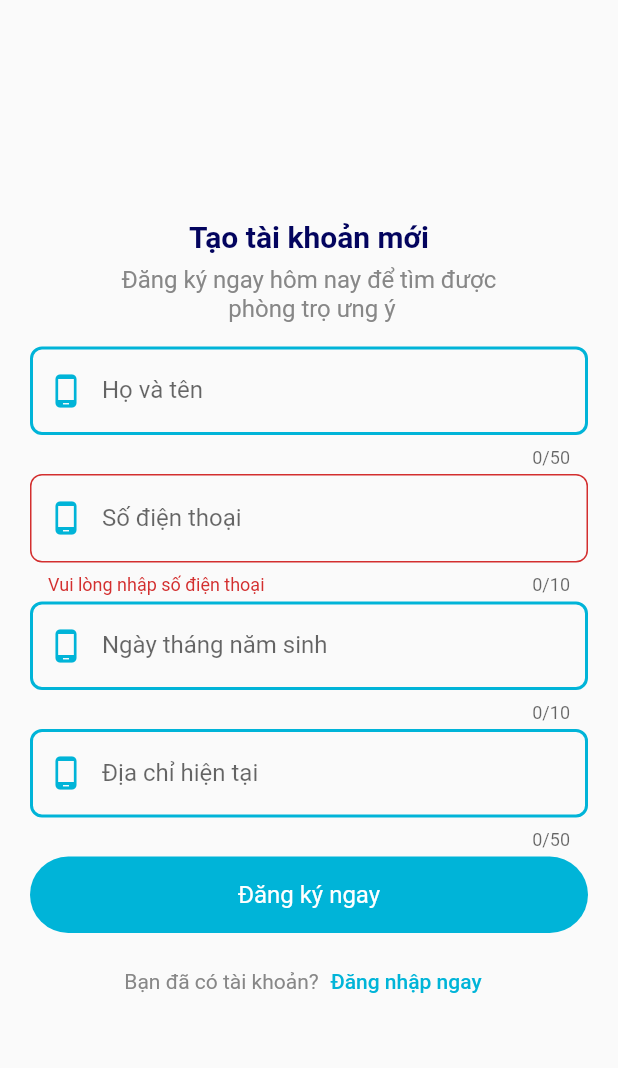
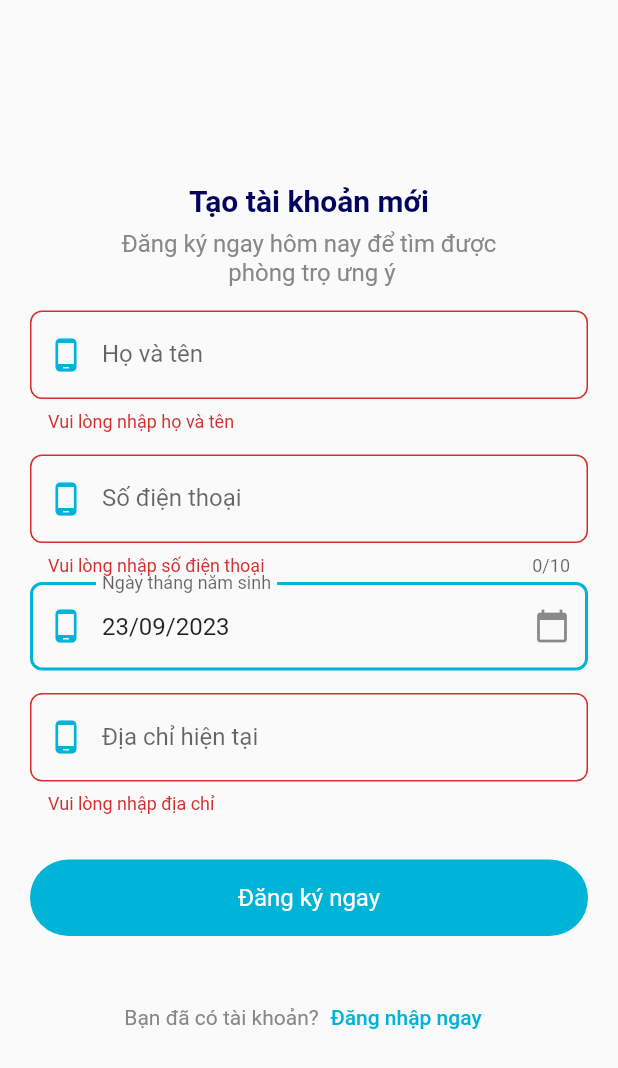
Before and after one commit to nhubaole/smart-rent, a Flutter app: the screen it shows after launch, after a tap on "Đăng ký ngay", on a phone screen of 412 x 824 dp. Shown: the top 1068 px of the screen. Run offline on Flutter 3.47's test engine with Material 2 defaults, Android fonts, the phone set to English and light mode, and no system bars; our stand-ins replace cloud_firestore, firebase_auth, firebase_core, flutter_svg, freezed_annotation, get and 3 more; accounts and stored records are empty.

Commit message:
add signup

```diff
--- a/lib/core/model/account/Account.dart
+++ b/lib/core/model/account/Account.dart
@@ -16,6 +16,7 @@ class Account with _$Account {
     required bool sex,
     required int age,
     required DateTime? dateOfBirth,
+    required DateTime? dateOfCreate,
     @Default('user@one.com') String email,
     @Default(false) bool? verified,
     @Default(false) bool? isOnline,
--- /dev/null
+++ b/lib/core/model/values/listProvinceVietNam.dart
@@ -0,0 +1,65 @@
+List<String> provinces = [
+  'An Giang',
+  'Bà Rịa-Vũng Tàu',
+  'Bắc Giang',
+  'Bắc Kạn',
+  'Bạc Liêu',
+  'Bắc Ninh',
+  'Bến Tre',
+  'Bình Định',
+  'Bình Dương',
+  'Bình Phước',
+  'Bình Thuận',
+  'Cà Mau',
+  'Cao Bằng',
+  'Đắk Lắk',
+  'Đắk Nông',
+  'Điện Biên',
+  'Đồng Nai',
+  'Đồng Tháp',
+  'Gia Lai',
+  'Hà Giang',
+  'Hà Nam',
+  'Hà Tĩnh',
+  'Hải Dương',
+  'Hải Phòng', // Municipality
+  'Hậu Giang',
+  'Hòa Bình',
+  'Hưng Yên',
+  'Khánh Hòa',
+  'Kiên Giang',
+  'Kon Tum',
+  'Lai Châu',
+  'Lâm Đồng',
+  'Lạng Sơn',
+  'Lào Cai',
+  'Long An',
+  'Nam Định',
+  'Nghệ An',
+  'Ninh Bình',
+  'Ninh Thuận',
+  'Phú Thọ',
+  'Phú Yên',
+  'Quảng Bình',
+  'Quảng Nam',
+  'Quảng Ngãi',
+  'Quảng Ninh',
+  'Quảng Trị',
+  'Sóc Trăng',
+  'Sơn La',
+  'Tây Ninh',
+  'Thái Bình',
+  'Thái Nguyên',
+  'Thanh Hóa',
+  'Thừa Thiên-Huế',
+  'Tiền Giang',
+  'Trà Vinh',
+  'Tuyên Quang',
+  'Vĩnh Long',
+  'Vĩnh Phúc',
+  'Yên Bái',
+  'Cần Thơ', // Municipality
+  'Đà Nẵng', // Municipality
+  'Hà Nội', // Municipality
+  'Hồ Chí Minh City', // Municipality
+];
--- a/lib/core/resources/firestore_methods.dart
+++ b/lib/core/resources/firestore_methods.dart
@@ -12,11 +12,12 @@ class FireStoreMethods {
       if (_auth.currentUser == null) {
         return 'Không thể đăng ký';
       }
+
       await _firestore
           .collection('accounts')
           .doc(_auth.currentUser!.uid)
           .set(account.toJson());
-      print(account.toJson());
+
       res = 'success';
     } catch (e) {
       res = e.toString();
--- /dev/null
+++ b/lib/core/widget/date_input_form_field.dart
@@ -0,0 +1,89 @@
+import 'package:flutter/material.dart';
+
+class DateInputField extends StatefulWidget {
+  final TextEditingController textEditingController;
+  final String labelText;
+  final String hintText;
+  final IconData icon;
+  final ValueChanged<DateTime> onDateSelected;
+  final double borderWidth;
+  final Color borderColor;
+  final BorderRadius borderRadius;
+  String? Function(String?) onValidate;
+
+  DateInputField({
+    required this.textEditingController,
+    required this.labelText,
+    required this.hintText,
+    required this.icon,
+    required this.onDateSelected,
+    required this.borderColor,
+    required this.borderWidth,
+    required this.borderRadius,
+    required this.onValidate,
+  });
+
+  @override
+  _DateInputFieldState createState() => _DateInputFieldState();
+}
+
+class _DateInputFieldState extends State<DateInputField> {
+  Future<void> _selectDate(BuildContext context) async {
+    final DateTime? picked = await showDatePicker(
+      context: context,
+      initialDate: DateTime.now(),
+      firstDate: DateTime(1900),
+      lastDate: DateTime(3000),
+    );
+
+    if (picked != null && picked != widget.textEditingController.text) {
+      widget.textEditingController.text =
+          "${picked.day}/${picked.month}/${picked.year}";
+      widget.onDateSelected(picked);
+    }
+  }
+
+  @override
+  Widget build(BuildContext context) {
+    return TextFormField(
+      validator: widget.onValidate,
+      readOnly: true,
+      controller: widget.textEditingController,
+      decoration: InputDecoration(
+        focusColor: widget.borderColor,
+        fillColor: widget.borderColor,
+        hoverColor: widget.borderColor,
+        iconColor: widget.borderColor,
+        prefixIconColor: widget.borderColor,
+        labelText: widget.labelText,
+        hintText: widget.hintText,
+        border: OutlineInputBorder(
+          borderRadius: widget.borderRadius,
+          borderSide: BorderSide(
+            color: widget.borderColor,
+            width: widget.borderWidth,
+          ),
+        ),
+        focusedBorder: OutlineInputBorder(
+          borderRadius: widget.borderRadius,
+          borderSide: BorderSide(
+            color: widget.borderColor,
+            width: widget.borderWidth,
+          ),
+        ),
+        enabledBorder: OutlineInputBorder(
+          borderRadius: widget.borderRadius,
+          borderSide: BorderSide(
+            color: widget.borderColor,
+            width: widget.borderWidth,
+          ),
+        ),
+        prefixIcon: Icon(widget.icon),
+        suffixIcon: IconButton(
+          icon: Icon(Icons.calendar_today),
+          onPressed: () => _selectDate(context),
+        ),
+      ),
+    );
+  }
+}
--- a/lib/core/widget/text_form_field_input.dart
+++ b/lib/core/widget/text_form_field_input.dart
@@ -14,11 +14,11 @@ class TextFormFieldInput extends StatefulWidget {
   final String? Function(String?) onValidate;
   final bool autoCorrect;
   final TextCapitalization textCapitalization;
-  final int maxLength;
+  final int? maxLength;
 
   const TextFormFieldInput({
     super.key,
-    required this.maxLength,
+    this.maxLength,
     required this.textEditingController,
     this.isPassword = false,
     required this.labelText,
@@ -42,7 +42,61 @@ class _TextFormFieldInputState extends State<TextFormFieldInput> {
   bool _obscureText = false;
   @override
   Widget build(BuildContext context) {
-    return TextFormField(
+    return widget.maxLength != null
+        ? TextFormField(
+            maxLength: widget.maxLength,
+            onSaved: widget.onSaved,
+            validator: widget.onValidate,
+            controller: widget.textEditingController,
+            decoration: InputDecoration(
+              focusColor: widget.borderColor,
+              fillColor: widget.borderColor,
+              hoverColor: widget.borderColor,
+              iconColor: widget.borderColor,
+              prefixIconColor: widget.borderColor,
+              labelText: widget.labelText,
+              hintText: widget.hintText,
+              border: OutlineInputBorder(
+                borderRadius: widget.borderRadius,
+                borderSide: BorderSide(
+                  color: widget.borderColor,
+                  width: widget.borderWidth,
+                ),
+              ),
+              focusedBorder: OutlineInputBorder(
+                borderRadius: widget.borderRadius,
+                borderSide: BorderSide(
+                  color: widget.borderColor,
+                  width: widget.borderWidth,
+                ),
+              ),
+              enabledBorder: OutlineInputBorder(
+                borderRadius: widget.borderRadius,
+                borderSide: BorderSide(
+                  color: widget.borderColor,
+                  width: widget.borderWidth,
+                ),
+              ),
+              prefixIcon: widget.icon,
+              suffixIcon: widget.isPassword
+                  ? IconButton(
+                      icon: Icon(
+                        _obscureText ? Icons.visibility : Icons.visibility_off,
+                      ),
+                      onPressed: () {
+                        setState(() {
+                          _obscureText = !_obscureText;
+                        });
+                      },
+                    )
+                  : null,
+            ),
+            keyboardType: widget.textInputType,
+            obscureText: widget.isPassword,
+            autocorrect: widget.autoCorrect,
+            textCapitalization: widget.textCapitalization,
+          )
+        : TextFormField(
             maxLength: widget.maxLength,
             onSaved: widget.onSaved,
             validator: widget.onValidate,
--- a/lib/modules/signup/controlllers/sign_up_controllers.dart
+++ b/lib/modules/signup/controlllers/sign_up_controllers.dart
@@ -1,3 +1,4 @@
+import 'package:cloud_firestore/cloud_firestore.dart';
 import 'package:flutter/material.dart';
 import 'package:get/get.dart';
 import 'package:smart_rent/core/resources/auth_methods.dart';
@@ -21,7 +22,30 @@ class SignUpController extends GetxController {
   }
 
   //Get phoneNo from user (Screen) and pass it to Auth Repository for Firebase Authentication
-  void phoneAuthentication(String phoneNumber) {
+  void phoneAuthentication(String phoneNumber) async {
+    await checkExistPhoneNumber(phoneNumber);
     AuthMethods.instance.phoneAuthentication(phoneNumber);
   }
+
+  bool isDate(String str) {
+    try {
+      DateTime.tryParse(str);
+      return true;
+    } catch (e) {
+      return false;
+    }
+  }
+
+  Future<bool> checkExistPhoneNumber(String phoneNumber) async {
+    await FirebaseFirestore.instance
+        .collection('accounts')
+        .where('phoneNumber', isEqualTo: phoneNumber)
+        .get()
+        .then((value) {
+      if (value.docs.isNotEmpty) {
+        return true;
+      }
+    });
+    return false;
+  }
 }
--- a/lib/modules/signup/controlllers/sign_up_verify_controller.dart
+++ b/lib/modules/signup/controlllers/sign_up_verify_controller.dart
@@ -25,11 +25,17 @@ class SignUpVerifyController extends GetxController {
           sex: account.sex,
           age: account.age,
           dateOfBirth: account.dateOfBirth,
+          dateOfCreate: DateTime.now(),
         );
         print(currentAccount.toJson());
 
         String result =
             await FireStoreMethods().signUpUserFireStore(currentAccount);
+        print(result);
+        if (result != 'success') {
+          Get.snackbar('Lỗi', result);
+          return;
+        }
       } catch (e) {
         Get.snackbar('Lỗi', e.toString());
       }
--- a/lib/modules/signup/views/sign_up.dart
+++ b/lib/modules/signup/views/sign_up.dart
@@ -1,8 +1,10 @@
 import 'package:flutter/material.dart';
 import 'package:get/get.dart';
+import 'package:intl/intl.dart';
 import 'package:smart_rent/core/model/account/Account.dart';
-import 'package:smart_rent/core/resources/firestore_methods.dart';
+import 'package:smart_rent/core/model/values/listProvinceVietNam.dart';
 import 'package:smart_rent/core/values/app_colors.dart';
+import 'package:smart_rent/core/widget/date_input_form_field.dart';
 import 'package:smart_rent/core/widget/dialog_custom.dart';
 import 'package:smart_rent/core/widget/dialog_otp.dart';
 import 'package:smart_rent/core/widget/text_form_field_input.dart';
@@ -20,9 +22,46 @@ class SignUpScreen extends StatefulWidget {
 class _SignScreenState extends State<SignUpScreen> {
   late Account account;
 
+  void submit(Account account) async {
+    try {
+      bool resQuery = await SignUpController.instance
+          .checkExistPhoneNumber(account.phoneNumber);
+      if (resQuery) {
+        Get.dialog(
+          DialogCustom(
+              onPressed: () {
+                Navigator.of(context).push(
+                    MaterialPageRoute(builder: (ctx) => const SignUpScreen()));
+              },
+              backgroundColor: Colors.white,
+              iconPath: 'assets/images/ic_success.png',
+              title: 'THong Boa',
+              subTitle: 'Dang nhap'),
+        );
+      } else {
+        SignUpController.instance.phoneAuthentication(account.phoneNumber);
+
+        Get.dialog(
+          DialogOTP(
+            onPressed: () {},
+            backgroundColor: primary60,
+            phoneNumber: account.phoneNumber,
+            user: account,
+          ),
+        );
+      }
+    } catch (e) {
+      Get.snackbar('Lỗi', e.toString());
+    }
+  }
+
   @override
   Widget build(BuildContext context) {
     final controller = Get.put(SignUpController());
+    controller.dateOfBirth.text =
+        DateFormat('dd/MM/yyyy').format(DateTime.now()).toString();
+    var dateOfBirth = DateTime.now();
+
     final formKey = GlobalKey<FormState>();
     return Scaffold(
       body: Center(
@@ -64,7 +103,6 @@ class _SignScreenState extends State<SignUpScreen> {
                   mainAxisSize: MainAxisSize.min,
                   children: [
                     TextFormFieldInput(
-                      maxLength: 50,
                       textEditingController: controller.name,
                       labelText: 'Họ và tên',
                       hintText: 'Họ và tên (*)',
@@ -75,13 +113,18 @@ class _SignScreenState extends State<SignUpScreen> {
                       icon: const Icon(Icons.phone_android),
                       onSaved: (newValue) {},
                       onValidate: (value) {
+                        if (value == null ||
+                            value.isEmpty ||
+                            value.length < 6) {
+                          return 'Vui lòng nhập họ và tên';
+                        }
                         return null;
                       },
                       autoCorrect: false,
                       textCapitalization: TextCapitalization.none,
                     ),
                     const SizedBox(
-                      height: 4,
+                      height: 15,
                     ),
                     TextFormFieldInput(
                       maxLength: 10,
@@ -95,7 +138,9 @@ class _SignScreenState extends State<SignUpScreen> {
                       icon: const Icon(Icons.phone_android),
                       onSaved: (newValue) {},
                       onValidate: (value) {
-                        if (value!.isEmpty || value.length < 10) {
+                        if (value == null ||
+                            value.isEmpty ||
+                            value.length < 10) {
                           return 'Vui lòng nhập số điện thoại';
                         }
                         return null;
@@ -106,28 +151,33 @@ class _SignScreenState extends State<SignUpScreen> {
                     const SizedBox(
                       height: 4,
                     ),
-                    TextFormFieldInput(
-                      maxLength: 10,
+                    DateInputField(
+                      borderRadius: BorderRadius.circular(8),
+                      borderWidth: 2,
+                      borderColor: primary60,
                       textEditingController: controller.dateOfBirth,
                       labelText: 'Ngày tháng năm sinh',
                       hintText: 'Ngày tháng năm sinh (*)',
-                      textInputType: TextInputType.text,
-                      borderRadius: BorderRadius.circular(8),
-                      borderWidth: 2,
-                      borderColor: primary60,
-                      icon: const Icon(Icons.phone_android),
-                      onSaved: (newValue) {},
+                      icon: Icons.phone_android,
+                      onDateSelected: (DateTime selectedDate) {
+                        controller.dateOfBirth.text = DateFormat('dd/MM/yyyy')
+                            .format(selectedDate)
+                            .toString();
+                        dateOfBirth = selectedDate;
+                        print('dateOfBirth ${dateOfBirth}');
+                        print('controller ${controller.dateOfBirth}');
+                      },
                       onValidate: (value) {
+                        if (!SignUpController.instance.isDate(value!)) {
+                          return 'Vui lòng nhập ngày tháng năm sinh';
+                        }
                         return null;
                       },
-                      autoCorrect: false,
-                      textCapitalization: TextCapitalization.none,
                     ),
                     const SizedBox(
-                      height: 4,
+                      height: 15,
                     ),
                     TextFormFieldInput(
-                      maxLength: 50,
                       textEditingController: controller.address,
                       labelText: 'Địa chỉ hiện tại',
                       hintText: 'Địa chỉ hiện tại (*)',
@@ -138,20 +188,23 @@ class _SignScreenState extends State<SignUpScreen> {
                       icon: const Icon(Icons.phone_android),
                       onSaved: (newValue) {},
                       onValidate: (value) {
+                        if (value == null ||
+                            value.isEmpty ||
+                            !provinces.contains(value)) {
+                          return 'Vui lòng nhập địa chỉ';
+                        }
+
                         return null;
                       },
                       autoCorrect: false,
                       textCapitalization: TextCapitalization.none,
                     ),
                     const SizedBox(
-                      height: 4,
+                      height: 30,
                     ),
                     GestureDetector(
                       onTap: () {
-                        try {
                         if (formKey.currentState!.validate()) {
-                            SignUpController.instance.phoneAuthentication(
-                                controller.phoneNumber.text.trim());
                           account = Account(
                             uid: '1',
                             sex: true,
@@ -160,21 +213,11 @@ class _SignScreenState extends State<SignUpScreen> {
                                 'https://images.unsplash.com/photo-1695239510467-f1e93d649c2b?ixlib=rb-4.0.3&ixid=M3wxMjA3fDB8MHxwaG90by1wYWdlfHx8fGVufDB8fHx8fA%3D%3D&auto=format&fit=crop&w=2574&q=80',
                             username: controller.name.text.trim(),
                             phoneNumber: controller.phoneNumber.text.trim(),
-                              dateOfBirth: DateTime.now(),
+                            dateOfBirth: dateOfBirth,
                             address: controller.address.text.trim(),
+                            dateOfCreate: DateTime.now(),
                           );
-
-                            Get.dialog(
-                              DialogOTP(
-                                onPressed: () {},
-                                backgroundColor: primary60,
-                                phoneNumber: controller.phoneNumber.text.trim(),
-                                user: account,
-                              ),
-                            );
-                          }
-                        } catch (e) {
-                          Get.snackbar('Lỗi', e.toString());
+                          submit(account);
                         }
                       },
                       child: Container(
@@ -196,7 +239,7 @@ class _SignScreenState extends State<SignUpScreen> {
                       ),
                     ),
                     const SizedBox(
-                      height: 8,
+                      height: 30,
                     ),
                     Row(
                       mainAxisAlignment: MainAxisAlignment.center,
```
Also changed, not shown: pubspec.yaml (+19 -25 lines), lib/core/model/account/Account.freezed.dart, lib/core/model/account/Account.g.dart, pubspec.lock. Lines whose indentation alone changed are shown as unchanged.
